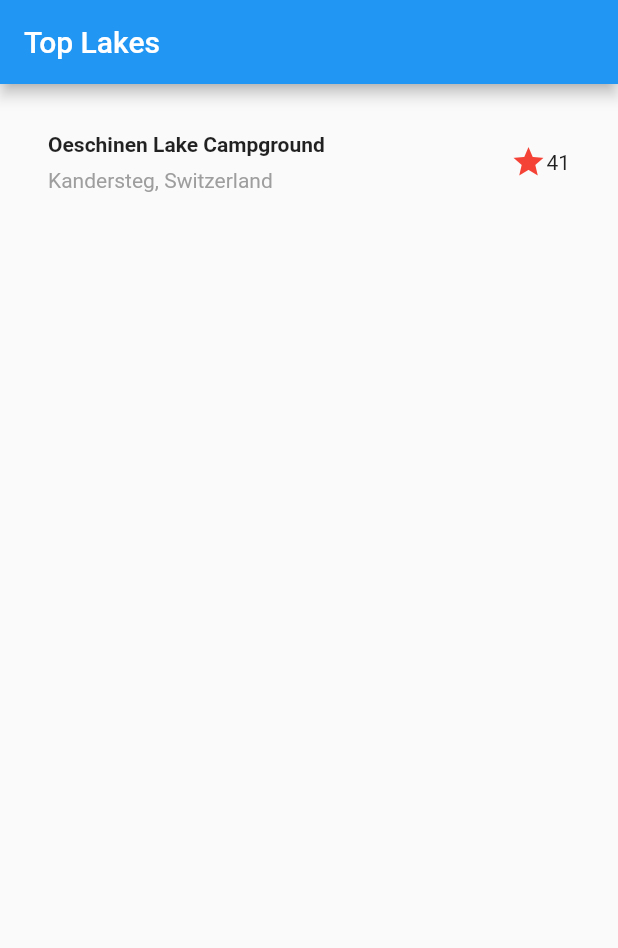
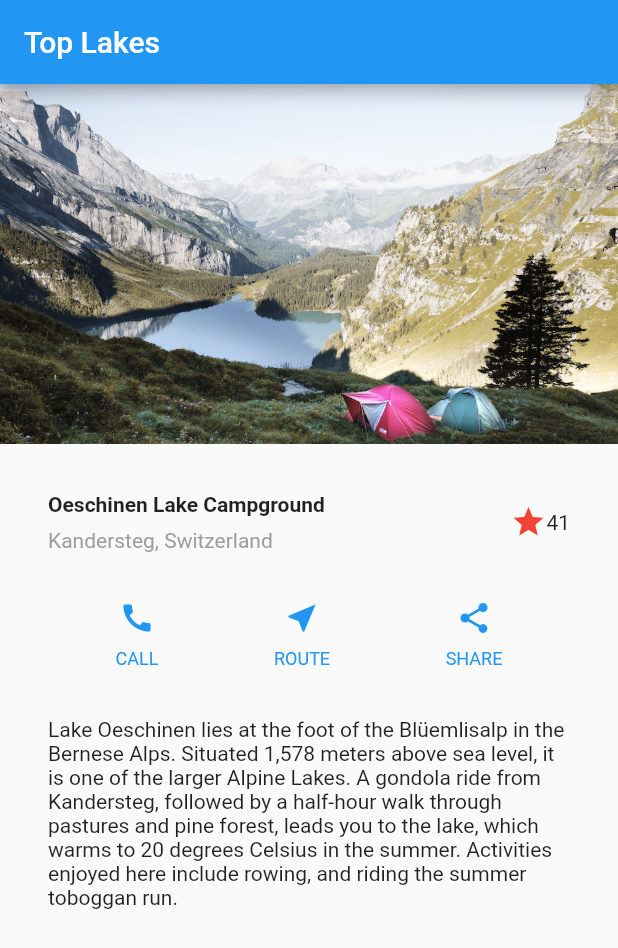
Before and after one commit to gilloh/FlutterSimpleLayout, a Flutter app: the screen it shows after launch, on a phone screen of 412 x 824 dp. Shown: the top 948 px of the screen. Run offline on Flutter 3.47's test engine with Material 2 defaults, Android fonts, the phone set to English and light mode, and no system bars.

Commit message:
Added asset and finished the layout as in the tutorial.

```diff
--- a/flutter_app_layouts/lib/main.dart
+++ b/flutter_app_layouts/lib/main.dart
@@ -3,6 +3,7 @@ import 'package:flutter/material.dart';
 void main() => runApp(MyApp());
 
 class MyApp extends StatelessWidget {
+
   @override
   Widget build(BuildContext context) {
     return MaterialApp(
@@ -11,9 +12,17 @@ class MyApp extends StatelessWidget {
         appBar: AppBar(
           title: Text("Top Lakes"),
         ),
-        body: Column(
+        body: ListView(
           children: <Widget>[
-            titleSection
+            Image.asset(
+              'images/lake.jpg',
+              width: 600.0,
+              height: 240.0,
+              fit: BoxFit.cover,
+            ),
+            titleSection,
+            buttonSection,
+            textSection
           ],
         ),
       ),
@@ -54,4 +63,50 @@ class MyApp extends StatelessWidget {
       ],
     ),
   );
+
+  Widget buttonSection = Container(
+    child: Row(
+      mainAxisAlignment: MainAxisAlignment.spaceEvenly,
+      children: <Widget>[
+        _buildButtonColumn(Colors.blue, Icons.call, 'CALL'),
+        _buildButtonColumn(Colors.blue, Icons.near_me, 'ROUTE'),
+        _buildButtonColumn(Colors.blue, Icons.share, 'SHARE'),
+      ],
+    ),
+  );
+
+  static Column _buildButtonColumn(Color color, IconData icon, String label) {
+    return Column(
+      mainAxisSize: MainAxisSize.min,
+      mainAxisAlignment: MainAxisAlignment.center,
+      children: <Widget>[
+        Icon(icon, color: color,),
+        Container(
+          margin: const EdgeInsets.only(top: 8.0),
+          child: Text(
+            label,
+            style: TextStyle(
+              fontSize: 12.0,
+              fontWeight: FontWeight.w400,
+              color: color,
+            ),
+          ),
+        )
+      ],
+    );
+  }
+
+  Widget textSection = Container(
+    padding: const EdgeInsets.all(32.0),
+    child: Text(
+      'Lake Oeschinen lies at the foot of the Blüemlisalp in the Bernese '
+          'Alps. Situated 1,578 meters above sea level, it is one of the '
+          'larger Alpine Lakes. A gondola ride from Kandersteg, followed by a '
+          'half-hour walk through pastures and pine forest, leads you to the '
+          'lake, which warms to 20 degrees Celsius in the summer. Activities '
+          'enjoyed here include rowing, and riding the summer toboggan run.',
+          softWrap: true,
+    ),
+  );
+
 }
--- a/flutter_app_layouts/pubspec.yaml
+++ b/flutter_app_layouts/pubspec.yaml
@@ -36,9 +36,8 @@ flutter:
   # the material Icons class.
   uses-material-design: true
 
-  # To add assets to your application, add an assets section, like this:
-  # assets:
-  #  - images/a_dot_burr.jpeg
+  assets:
+    - images/lake.jpg
   #  - images/a_dot_ham.jpeg
 
   # An image asset can refer to one or more resolution-specific "variants", see
```
Also changed, not shown: flutter_app_layouts/images/lake.jpg (added).
